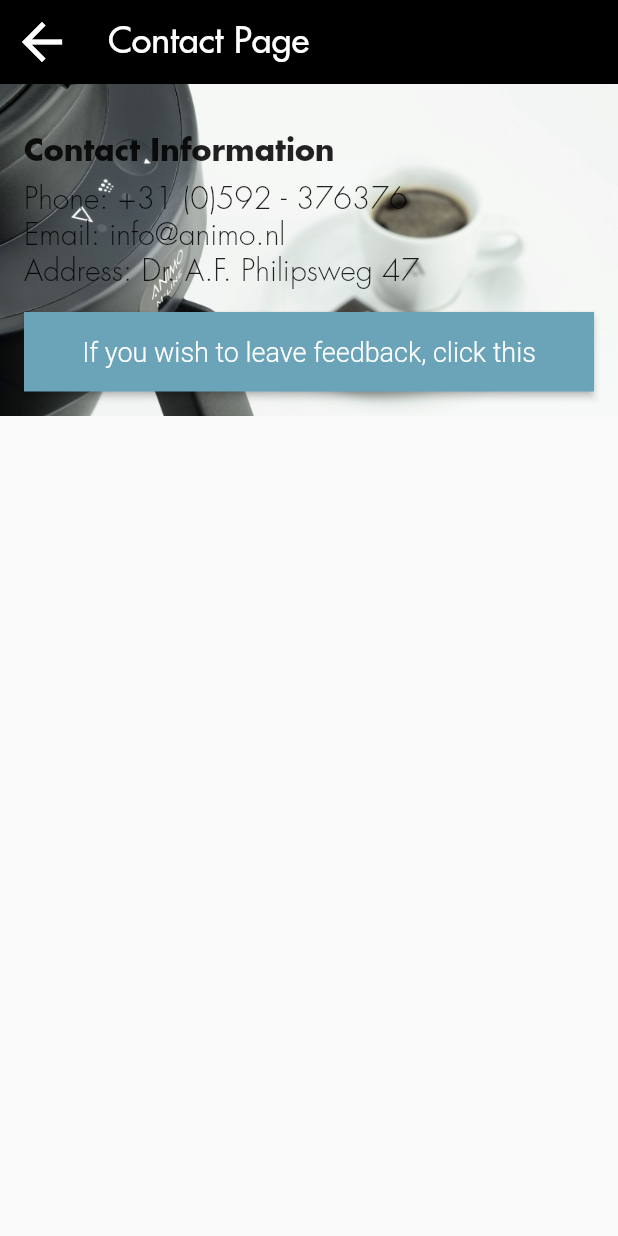
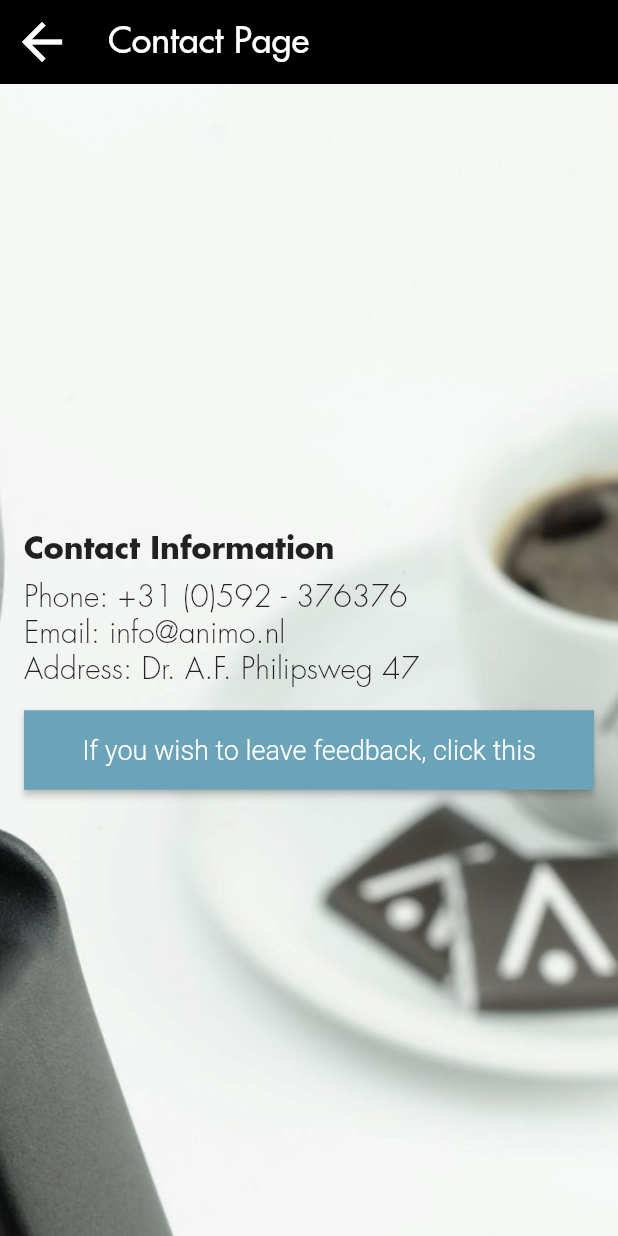
Before and after one commit to Animo-Dashboard/Animo-Coffee, a Flutter app: the ContactPage screen opened directly, on a phone screen of 412 x 824 dp. Run offline on Flutter 3.47's test engine with Material 2 defaults, Android fonts, the phone set to English and light mode, and no system bars; our stand-ins replace cloud_firestore, email_validator, firebase_auth, firebase_core, fl_chart, flutter_blue and 1 more; missing offline and left inert: mailer; accounts and stored records are empty.

Commit message:
Fixed visual problem with contact page

```diff
--- a/animo/lib/pages/contact_page.dart
+++ b/animo/lib/pages/contact_page.dart
@@ -67,19 +67,19 @@ class _ContactPageState extends State<ContactPage> {
   Widget build(BuildContext context) {
     return Scaffold(
       appBar: getAppBar(context, 'Contact Page'),
-      body: SingleChildScrollView(
-        child: Container(
-          decoration: const BoxDecoration(
+      body: Container(
+        decoration: BoxDecoration(
           image: DecorationImage(
             image: AssetImage("images/background.jpeg"),
             fit: BoxFit.cover,
           ),
         ),
-          padding: const EdgeInsets.all(16.0),
+        child: Center(
+          child: SingleChildScrollView(
+            padding: EdgeInsets.all(16.0),
             child: Column(
               crossAxisAlignment: CrossAxisAlignment.stretch,
               children: [
-              const SizedBox(height: 16.0),
                 const Text(
                   'Contact Information',
                   style: TextStyle(
@@ -117,14 +117,14 @@ class _ContactPageState extends State<ContactPage> {
                       fontWeight: FontWeight.bold,
                     ),
                   ),
-                SizedBox(height: 16.0),
+                  const SizedBox(height: 16.0),
                   Form(
                     key: _formKey,
                     child: Column(
                       children: [
                         TextFormField(
                           controller: _nameController,
-                        decoration: InputDecoration(labelText: 'Name'),
+                          decoration: const InputDecoration(labelText: 'Name'),
                           validator: (value) {
                             if (value!.isEmpty) {
                               return 'Please enter your name';
@@ -155,7 +155,8 @@ class _ContactPageState extends State<ContactPage> {
                         ),
                         TextFormField(
                           controller: _subjectController,
-                        decoration: InputDecoration(labelText: 'Subject'),
+                          decoration:
+                              const InputDecoration(labelText: 'Subject'),
                           validator: (value) {
                             if (value!.isEmpty) {
                               return 'Please enter a subject';
@@ -187,6 +188,7 @@ class _ContactPageState extends State<ContactPage> {
             ),
           ),
         ),
+      ),
     );
   }
 }
```
Also changed, not shown: animo/pubspec.lock. Lines whose indentation alone changed are shown as unchanged.
